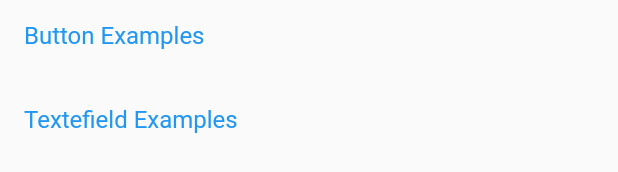
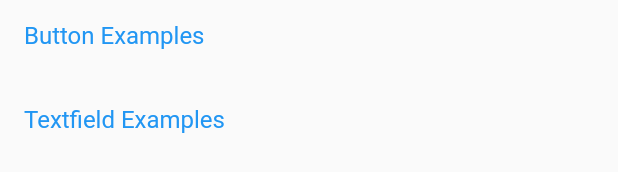
Before and after one commit to lenra-io/lenra_components, a Flutter app: the LeftMenu widget shown alone on an empty page, opened directly with empty values, on a phone screen of 412 x 824 dp. Shown: the part 1016-1188 px from the top of the screen. Run offline on Flutter 3.47's test engine with Material 2 defaults, Android fonts, the phone set to English and light mode, and no system bars.

Commit message:
Update left_menu.dart

```diff
--- a/examples/flutter_playground/lib/left_menu.dart
+++ b/examples/flutter_playground/lib/left_menu.dart
@@ -16,7 +16,7 @@ class LeftMenu extends StatelessWidget {
   static const radioExample = "radioExample";
   static const checkboxExample = "checkboxExample";
   static const buttonExample = "buttonExample";
-  static const texteFieldExample = "texteFieldExample";
+  static const textFieldExample = "textFieldExample";
 
   @override
   Widget build(BuildContext context) {
@@ -40,7 +40,7 @@ class LeftMenu extends StatelessWidget {
         createMenu(context, 'Radio Examples', radioExample),
         createMenu(context, 'Checkbox Example', checkboxExample),
         createMenu(context, 'Button Examples', buttonExample),
-        createMenu(context, 'Textefield Examples', texteFieldExample),
+        createMenu(context, 'Textfield Examples', textFieldExample),
       ],
     );
   }
```
